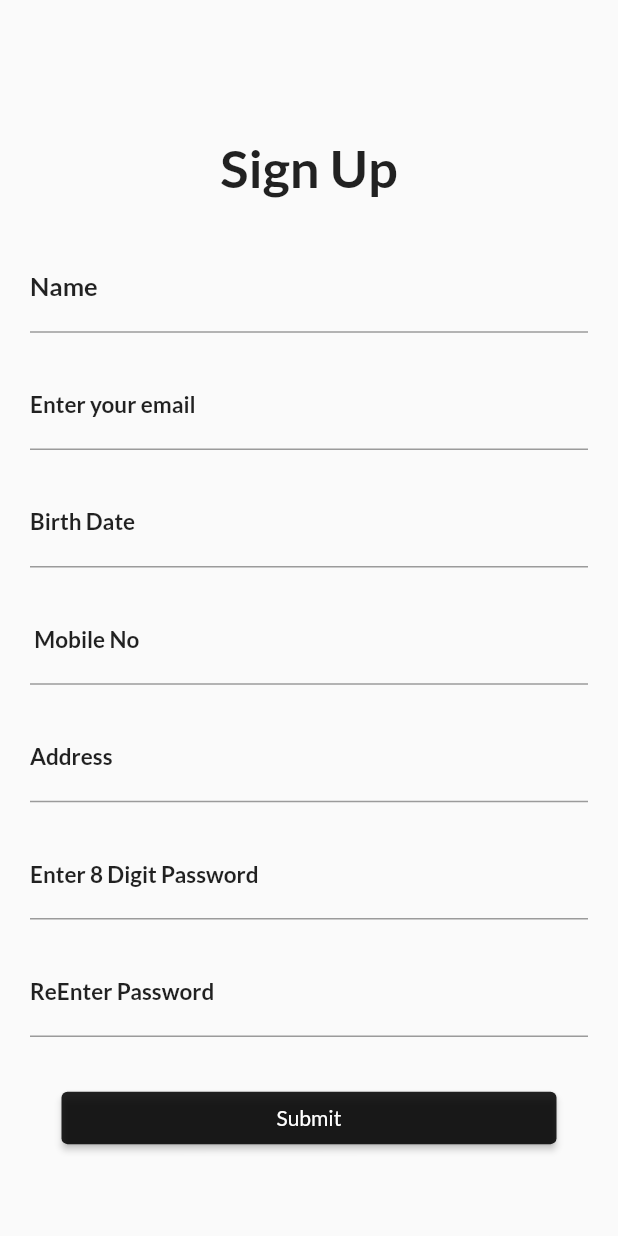
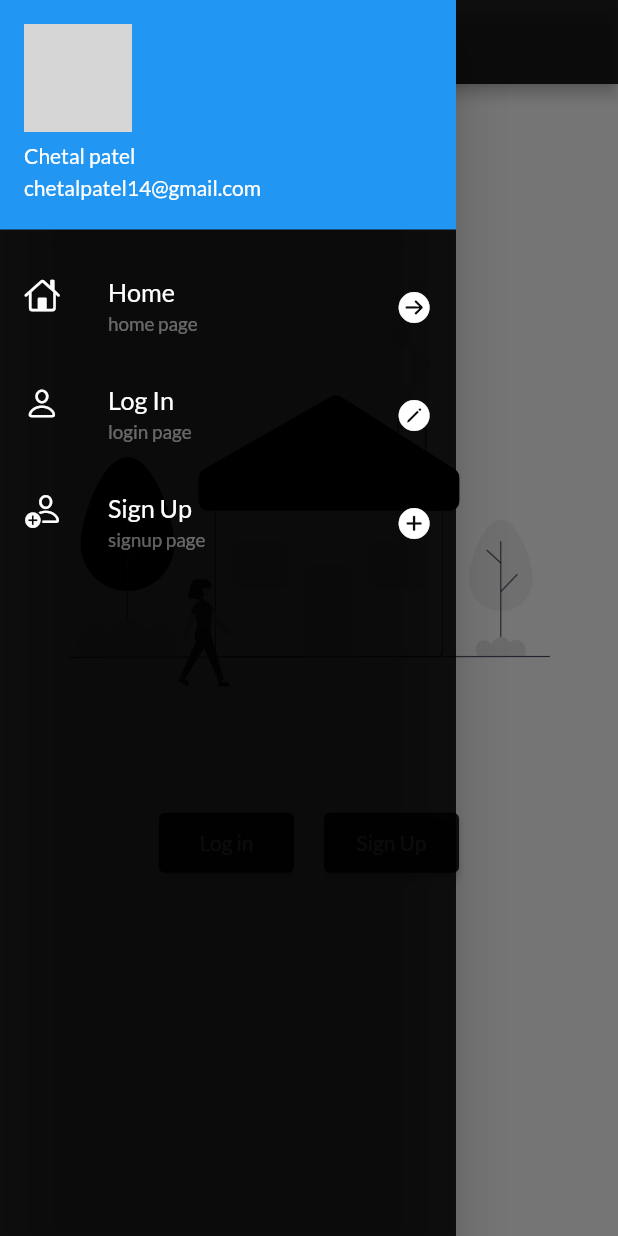
Before and after one commit to chetalpatel98/flutterlernapp, a Flutter app: the screen it shows after launch, with the side drawer open (before the commit the screen has no drawer), on a phone screen of 412 x 824 dp. Run offline on Flutter 3.47's test engine with Material 2 defaults, Android fonts, the phone set to English and light mode, and no system bars; our stand-ins replace google_fonts; network calls fail; grey boxes are pictures that could not be loaded.

```diff
--- a/lib/main.dart
+++ b/lib/main.dart
@@ -14,10 +14,11 @@ void main() {
   Widget build(BuildContext context)
    {
     return MaterialApp(
+      debugShowCheckedModeBanner: false,
       theme: ThemeData(
         fontFamily: GoogleFonts.lato().fontFamily,
       ),
-      initialRoute: MyRoutes.Signin_page,
+      initialRoute: MyRoutes.Home_page,
       routes: {
          MyRoutes.login_page:(context) => login_page(),
          MyRoutes.Home_page:(context) => home_page(),
--- a/lib/screens/home_page.dart
+++ b/lib/screens/home_page.dart
@@ -1,5 +1,6 @@
 
 import 'package:flutter/material.dart';
+import 'package:flutter_application_2/screens/mydrower.dart';
 import 'package:flutter_application_2/utils/routs.dart';
 class home_page extends StatelessWidget {
   const home_page({Key? key}) : super(key: key);
@@ -7,8 +8,12 @@ class home_page extends StatelessWidget {
   @override
   Widget build(BuildContext context) {
     return Material(
-           color: Colors.white,
-       child: Column(
+
+      child:Scaffold(
+    backgroundColor: Colors.white,
+           appBar: AppBar(backgroundColor: Colors.black87,),
+
+       body: Column(
 
                 children: [
                   SizedBox( height: 100,),
@@ -40,8 +45,9 @@ class home_page extends StatelessWidget {
                   )
                 ],
 
-            )
-
+            ),
+             drawer: MyDrawer(),
+      ),
     );
   }
 }
--- a/lib/screens/loginpage.dart
+++ b/lib/screens/loginpage.dart
@@ -3,10 +3,16 @@
 import 'package:flutter/material.dart';
 import 'package:flutter_application_2/utils/routs.dart';
 import 'package:google_fonts/google_fonts.dart';
-class login_page extends StatelessWidget
+class login_page extends StatefulWidget
  {
+  @override
+  State<login_page> createState() => _login_pageState();
+}
+
+class _login_pageState extends State<login_page> {
   var ishover =true;
-
+  bool loginbutten =false;
+ final _formkey =GlobalKey<FormState>();
   @override
   Widget build(BuildContext context) {
     return Material(
@@ -22,15 +28,19 @@ class login_page extends StatelessWidget
           Text('Login',style: TextStyle(color: Colors.blue,fontSize: 25,fontWeight: FontWeight.bold),),
           SizedBox( height: 20,),
 
+
+
             Padding(padding:EdgeInsets.symmetric(vertical: 10,horizontal: 20),
             child: Column(
-
+               key: _formkey,
               children: [
                 TextFormField(
                   decoration:InputDecoration(
                     hintText: "enter your email",
                     labelText: "Email",
                   ),
+
+
                                ),
                 TextFormField(
                    obscureText: true,
@@ -43,11 +53,15 @@ class login_page extends StatelessWidget
               ],
            )
            ),
+
          SizedBox(height: 40,),
 
           Row(
            mainAxisAlignment: MainAxisAlignment.center,
             children: [
+
+
+
               ElevatedButton(
 
                onPressed:(){},
@@ -71,7 +85,9 @@ class login_page extends StatelessWidget
             children: [
 
            MaterialButton(
-                      onPressed: () { Navigator.pushNamed(context, MyRoutes.Home_page);},
+                      onPressed: () {
+                        Navigator.pushNamed(context, MyRoutes.Home_page);
+                        },
                        color: Colors.black87,
                        textColor: Colors.white,
                         child: Icon(
--- /dev/null
+++ b/lib/screens/mydrower.dart
@@ -0,0 +1,60 @@
+
+
+import 'package:flutter/cupertino.dart';
+import 'package:flutter/material.dart';
+import 'package:flutter/widgets.dart';
+import 'package:flutter_application_2/screens/signpage.dart';
+import 'package:flutter_application_2/utils/routs.dart';
+class MyDrawer extends StatelessWidget {
+  const MyDrawer({Key? key}) : super(key: key);
+  @override
+  Widget build(BuildContext context) {
+     final myimage="https://scontent.fstv5-1.fna.fbcdn.net/v/t1.6435-9/69667497_102516797795686_3735024343671898112_n.jpg?_nc_cat=110&ccb=1-5&_nc_sid=09cbfe&_nc_ohc=5ooHmQEGDI4AX8Sa1vg&_nc_oc=AQlnryQZk1yaSHuKYhL5GmZKJN1D73_gf_mQtBnQwm4hPEzRg4XGpRa-pit7kUqNPMU&_nc_ht=scontent.fstv5-1.fna&oh=00_AT-2lTxOxfTq09lS2bM0JVEhdBf9ccHU3sITUIqI9q3S_A&oe=624376C6";
+
+    return Drawer(
+      backgroundColor: Colors.black87,
+      child: Container(
+        child:ListView(
+          children: [
+            DrawerHeader(
+
+              padding: EdgeInsets.zero,
+              child: UserAccountsDrawerHeader(
+                accountName: Text('Chetal patel'),
+                 accountEmail: Text('chetalpatel14@gmail.com'),
+                 currentAccountPicture: CircleAvatar(backgroundImage: NetworkImage(myimage)),
+                 )
+              ),
+              ListTile(
+                leading: Icon(CupertinoIcons.home,color: Colors.white,),
+                subtitle: Text('home page',style: TextStyle(color: Colors.white38),textScaleFactor:0.9,),
+                trailing: Icon(CupertinoIcons.arrow_right_circle_fill,color: Colors.white,),
+                title: Text('Home ',style: TextStyle(color: Colors.white),textScaleFactor: 1.2,),
+                onTap: (){Navigator.pushNamed(context, MyRoutes.Home_page);},
+              ),
+
+               ListTile(
+                leading: Icon(CupertinoIcons.person,color: Colors.white,),
+                subtitle: Text('login page',style: TextStyle(color: Colors.white38),textScaleFactor:0.9,),
+                trailing: Icon(CupertinoIcons.pencil_circle_fill,color: Colors.white,),
+                title: Text('Log In ',style: TextStyle(color: Colors.white),textScaleFactor: 1.2,),
+                onTap: (){Navigator.pushNamed(context, MyRoutes.login_page);},
+              ),
+
+               ListTile(
+                 onTap: () {
+                   Navigator.pushNamed(context, MyRoutes.Signin_page);
+                 },
+                leading: Icon(CupertinoIcons.person_add,color: Colors.white,),
+                subtitle: Text('signup page',style: TextStyle(color: Colors.white38),textScaleFactor:0.9,),
+                trailing: Icon(CupertinoIcons.add_circled_solid,color: Colors.white,),
+                title: Text('Sign Up ',style: TextStyle(color: Colors.white),textScaleFactor: 1.2,),
+              )
+          ],
+        ),
+      ),
+
+    );
+
+  }
+}
```
Lines whose indentation alone changed are shown as unchanged.
